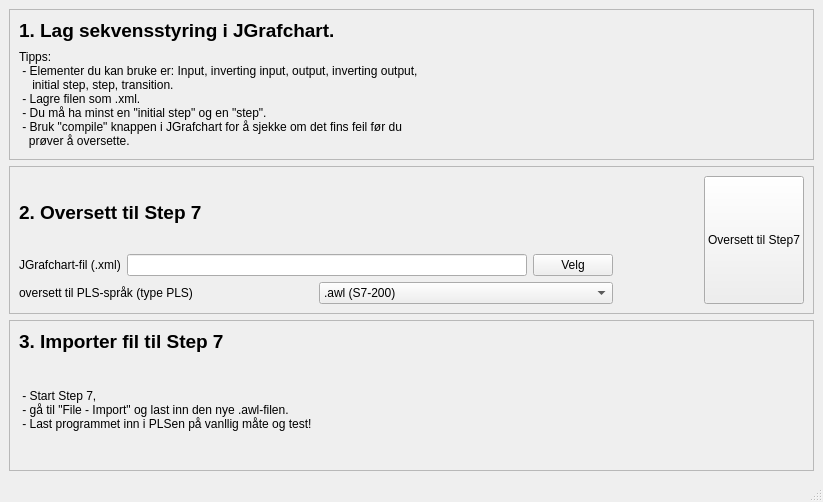
First picture: the form in GUI/sekvens_gui.ui, repository fschimpf/graf2il, before the edit.
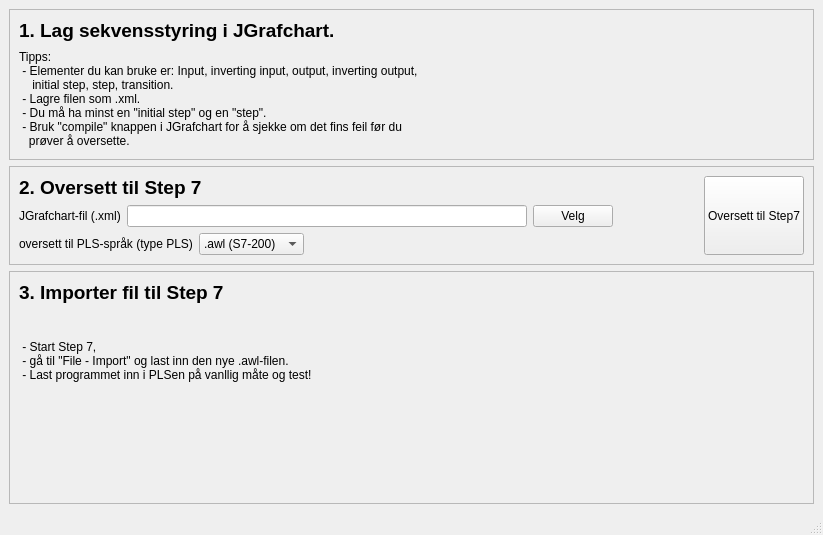
Second picture: the form after the edit.

Commit message: GUI: Added support for .scl output.

```diff
--- a/GUI/sekvens_gui.ui
+++ b/GUI/sekvens_gui.ui
@@ -7,7 +7,7 @@
     <x>0</x>
     <y>0</y>
     <width>823</width>
-    <height>502</height>
+    <height>535</height>
    </rect>
   </property>
   <property name="windowTitle">
@@ -17,6 +17,12 @@
    <layout class="QVBoxLayout" name="verticalLayout">
     <item>
      <widget class="QFrame" name="frame">
+      <property name="sizePolicy">
+       <sizepolicy hsizetype="Preferred" vsizetype="Preferred">
+        <horstretch>0</horstretch>
+        <verstretch>0</verstretch>
+       </sizepolicy>
+      </property>
       <property name="frameShape">
        <enum>QFrame::StyledPanel</enum>
       </property>
@@ -43,7 +49,7 @@
          <item>
           <widget class="QLabel" name="label_4">
            <property name="sizePolicy">
-            <sizepolicy hsizetype="Minimum" vsizetype="Minimum">
+            <sizepolicy hsizetype="Minimum" vsizetype="Preferred">
              <horstretch>0</horstretch>
              <verstretch>0</verstretch>
             </sizepolicy>
@@ -151,8 +157,26 @@
                <string>.awl (S7-200)</string>
               </property>
              </item>
+             <item>
+              <property name="text">
+               <string>.scl (S7-1200)</string>
+              </property>
+             </item>
             </widget>
            </item>
+           <item>
+            <spacer name="horizontalSpacer">
+             <property name="orientation">
+              <enum>Qt::Horizontal</enum>
+             </property>
+             <property name="sizeHint" stdset="0">
+              <size>
+               <width>40</width>
+               <height>20</height>
+              </size>
+             </property>
+            </spacer>
+           </item>
           </layout>
          </item>
         </layout>
@@ -248,6 +272,19 @@
            </property>
           </widget>
          </item>
+         <item>
+          <spacer name="verticalSpacer">
+           <property name="orientation">
+            <enum>Qt::Vertical</enum>
+           </property>
+           <property name="sizeHint" stdset="0">
+            <size>
+             <width>20</width>
+             <height>40</height>
+            </size>
+           </property>
+          </spacer>
+         </item>
         </layout>
        </item>
       </layout>
```
The commit also changes 2 other files.
